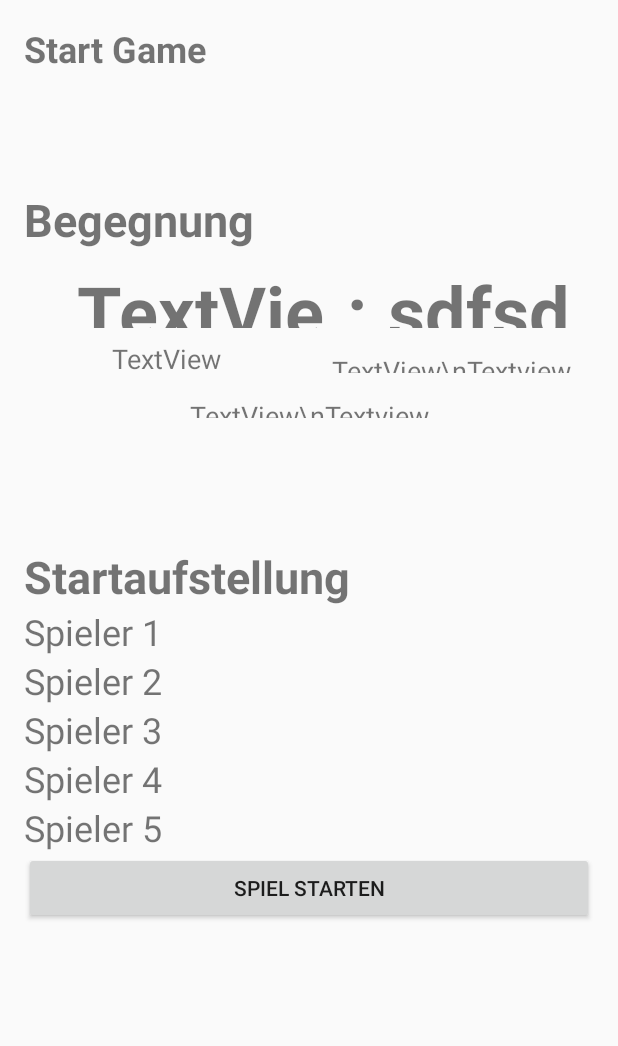
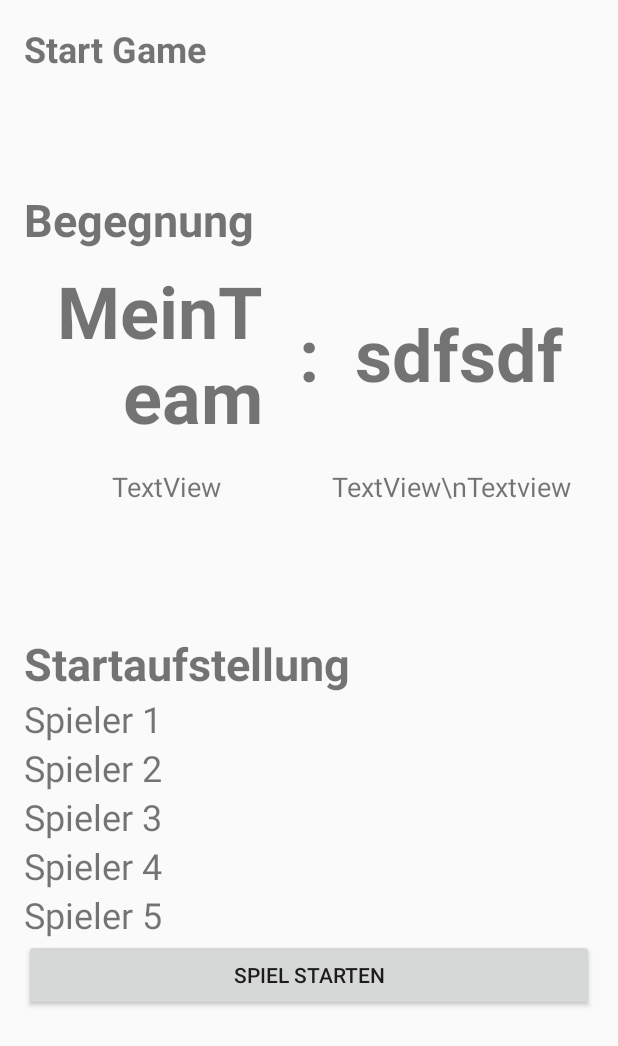
Before and after one commit to basketistics/basketistics0.1, an Android app: the StartGameActivity screen opened directly, with no data from a screen before it, on a phone screen of 412 x 824 dp. Shown: the top 1046 px of the screen. Run offline under Robolectric (Android 15) with nearby library versions, the phone set to English and light mode, and no system bars; our stand-ins replace Room's generated code; libraries missing offline, so code that uses them is left out: android.arch.persistence; 5 statements that could not run were skipped.

Commit message:
StartGameActivity shows match properly.

```diff
--- a/app/src/main/java/de/berlin/hwr/basketistics/UI/MatchesAdapter.java
+++ b/app/src/main/java/de/berlin/hwr/basketistics/UI/MatchesAdapter.java
@@ -1,9 +1,7 @@
 package de.berlin.hwr.basketistics.UI;
 
-import android.arch.lifecycle.ViewModelProviders;
 import android.content.Context;
 import android.content.Intent;
-import android.os.Bundle;
 import android.support.annotation.NonNull;
 import android.support.v7.widget.RecyclerView;
 import android.util.Log;
@@ -23,6 +21,7 @@ import de.berlin.hwr.basketistics.ViewModel.MatchesViewModel;
 public class MatchesAdapter extends RecyclerView.Adapter<MatchesAdapter.MatchesViewHolder> {
 
     private static final String TAG = "MatchesAdapter";
+    public static final String MATCH_ID = "de.berlin.hwr.basketistics.UI.MatchesAdapter.MATCH_ID";
 
     // Cached copy of Matches
     private List<MatchEntity> matches;
@@ -44,7 +43,7 @@ public class MatchesAdapter extends RecyclerView.Adapter<MatchesAdapter.MatchesV
         public MatchesViewHolder(View itemView) {
             super(itemView);
             matchHomeTeam = itemView.findViewById(R.id.matchItemHomeTeam);
-            matchOutTeam = itemView.findViewById(R.id.matchItemOutTeam);
+            matchOutTeam = itemView.findViewById(R.id.start_matchItemOutTeam);
             matchDate = itemView.findViewById(R.id.matchDateTextView);
             matchCity = itemView.findViewById(R.id.matchCityTextView);
             startGameButton = itemView.findViewById(R.id.selectMatchButton);
@@ -86,7 +85,7 @@ public class MatchesAdapter extends RecyclerView.Adapter<MatchesAdapter.MatchesV
             @Override
             public void onClick(View v) {
                 Intent startGameIntent = new Intent(matchesViewHolder.startGameButton.getContext(), StartGameActivity.class);
-                startGameIntent.putExtra("matchID", matchId);
+                startGameIntent.putExtra(MATCH_ID, matchId);
                 Log.i(TAG, "MatchId: " + matchId);
                 matchesViewHolder.startGameButton.getContext().startActivity(startGameIntent);
             }
--- a/app/src/main/java/de/berlin/hwr/basketistics/UI/StartGameActivity.java
+++ b/app/src/main/java/de/berlin/hwr/basketistics/UI/StartGameActivity.java
@@ -15,6 +15,8 @@ import android.widget.LinearLayout;
 import android.widget.Switch;
 import android.widget.TextView;
 
+import java.util.concurrent.ExecutionException;
+
 import de.berlin.hwr.basketistics.Persistency.Entities.MatchEntity;
 import de.berlin.hwr.basketistics.R;
 import de.berlin.hwr.basketistics.ViewModel.MatchesViewModel;
@@ -25,12 +27,13 @@ public class StartGameActivity extends AppCompatActivity {
     public final static String STARTERS ="de.berlin.hwr.basketistics.UI.StartGameActivity.STARTERS";
     public final static String MATCH ="de.berlin.hwr.basketistics.UI.StartGameActivity.MATCH";
 
+    private MatchesViewModel matchesViewModel;
+
     // Match
     private TextView opponentTextView;
     private TextView teamTextView;
     private TextView cityTextView;
     private TextView dateTextView;
-    private TextView descriptionTextView;
     LinearLayout matchLinearLayout;
 
     // Starters
@@ -42,8 +45,6 @@ public class StartGameActivity extends AppCompatActivity {
 
     private Button startGameButton;
 
-    private MatchesViewModel matchesViewModel;
-
     private void showPlayerPopUp() {}
 
     @Override
@@ -51,18 +52,14 @@ public class StartGameActivity extends AppCompatActivity {
         super.onCreate(savedInstanceState);
         setContentView(R.layout.activity_start_game);
 
-        opponentTextView = findViewById(R.id.startOutTeam);
-        teamTextView = findViewById(R.id.startHomeTeam);
-        cityTextView = findViewById(R.id.startCityTextView);
-        dateTextView = findViewById(R.id.startDateTextView);
-        descriptionTextView = findViewById(R.id.startDescriptionTextView);
-        matchLinearLayout = findViewById(R.id.matchListItemLinearLayout);
-        matchLinearLayout.setOnClickListener(new View.OnClickListener() {
-            @Override
-            public void onClick(View v) {
-                showPlayerPopUp();
-            }
-        });
+        // Get MatchesViewModel
+        matchesViewModel = ViewModelProviders.of(this).get(MatchesViewModel.class);
+
+        // Find Views
+        opponentTextView = findViewById(R.id.start_matchItemOutTeam);
+        teamTextView = findViewById(R.id.start_matchItemHomeTeam);
+        cityTextView = findViewById(R.id.start_matchCityTextView);
+        dateTextView = findViewById(R.id.start_matchDateTextView);
 
         starter1 = findViewById(R.id.starter1);
         starter2 = findViewById(R.id.starter2);
@@ -70,6 +67,26 @@ public class StartGameActivity extends AppCompatActivity {
         starter4 = findViewById(R.id.starter4);
         starter5 = findViewById(R.id.starter5);
 
+        try {
+            // Get current match from MatchesViewModel
+            int matchId = (int) getIntent().getExtras().get(MatchesAdapter.MATCH_ID);
+            MatchEntity match = matchesViewModel.getMatchById(matchId);
+
+            // Set texts for match
+            opponentTextView.setText(match.getOpponent());
+            teamTextView.setText("MeinTeam");
+            cityTextView.setText(match.getCity());
+            dateTextView.setText(match.getDate());
+
+        } catch (ExecutionException e) {
+            e.printStackTrace();
+            Intent matchesIntent = new Intent(this, MatchesActivity.class);
+            startActivity(matchesIntent);
+        } catch (InterruptedException e) {
+            e.printStackTrace();
+            Intent matchesIntent = new Intent(this, MatchesActivity.class);
+            startActivity(matchesIntent);
+        }
 
     }
 }
--- a/app/src/main/java/de/berlin/hwr/basketistics/ViewModel/MatchesViewModel.java
+++ b/app/src/main/java/de/berlin/hwr/basketistics/ViewModel/MatchesViewModel.java
@@ -9,6 +9,7 @@ import android.util.Log;
 
 import java.util.ArrayList;
 import java.util.List;
+import java.util.concurrent.ExecutionException;
 
 import de.berlin.hwr.basketistics.Persistency.Entities.MatchEntity;
 import de.berlin.hwr.basketistics.Persistency.Repository.Repository;
@@ -32,6 +33,10 @@ public class MatchesViewModel extends AndroidViewModel {
         */
     }
 
+    public MatchEntity getMatchById(int id) throws ExecutionException, InterruptedException {
+        return repository.getMatchById(id);
+    }
+
     public LiveData<List<MatchEntity>> getAllMatches() {
         return matches;
     }
--- a/app/src/main/res/layout/activity_start_game.xml
+++ b/app/src/main/res/layout/activity_start_game.xml
@@ -42,40 +42,62 @@
         <LinearLayout
             android:id="@+id/matchListItemLinearLayout"
             android:layout_width="match_parent"
-            android:layout_height="120dp"
+            android:layout_height="wrap_content"
             android:orientation="horizontal"
             android:weightSum="100">
 
+
             <LinearLayout
                 android:layout_width="match_parent"
-                android:layout_height="match_parent"
+                android:layout_height="wrap_content"
                 android:layout_weight="30"
                 android:orientation="vertical"
                 android:weightSum="100">
 
-                <LinearLayout
+                <android.support.constraint.ConstraintLayout
                     android:layout_width="match_parent"
-                    android:layout_height="match_parent"
-                    android:layout_weight="50"
-                    android:orientation="horizontal"
-                    android:weightSum="100">
+                    android:layout_height="wrap_content"
+                    android:layout_weight="50">
 
                     <TextView
-                        android:id="@+id/startHomeTeam"
-                        android:layout_width="wrap_content"
-                        android:layout_height="match_parent"
+                        android:id="@+id/start_matchItemOutTeam"
+                        android:layout_width="0dp"
+                        android:layout_height="wrap_content"
+                        android:layout_marginStart="8dp"
                         android:layout_weight="45"
-                        android:gravity="center_vertical"
+                        android:padding="8dp"
+                        android:text="sdfsdf"
+                        android:textAlignment="textStart"
+                        android:textSize="48sp"
+                        android:textStyle="bold"
+                        app:layout_constraintBottom_toBottomOf="parent"
+                        app:layout_constraintEnd_toEndOf="parent"
+                        app:layout_constraintStart_toEndOf="@+id/machColonDivider"
+                        app:layout_constraintTop_toTopOf="parent" />
+
+                    <TextView
+                        android:id="@+id/start_matchItemHomeTeam"
+                        android:layout_width="0dp"
+                        android:layout_height="wrap_content"
+                        android:layout_marginEnd="8dp"
+                        android:layout_weight="45"
                         android:padding="8dp"
                         android:text="TextView"
                         android:textAlignment="textEnd"
                         android:textSize="48sp"
-                        android:textStyle="bold" />
+                        android:textStyle="bold"
+                        app:layout_constraintBottom_toBottomOf="parent"
+                        app:layout_constraintEnd_toStartOf="@+id/machColonDivider"
+                        app:layout_constraintStart_toStartOf="parent"
+                        app:layout_constraintTop_toTopOf="parent" />
 
                     <TextView
                         android:id="@+id/machColonDivider"
                         android:layout_width="wrap_content"
-                        android:layout_height="match_parent"
+                        android:layout_height="wrap_content"
+                        android:layout_marginStart="8dp"
+                        android:layout_marginTop="-1dp"
+                        android:layout_marginEnd="8dp"
                         android:layout_weight="10"
                         android:gravity="center_vertical|center_horizontal|center"
                         android:padding="8dp"
@@ -83,48 +105,40 @@
                         android:textAlignment="center"
                         android:textSize="48sp"
                         android:textStyle="bold"
+                        app:layout_constraintBottom_toBottomOf="parent"
+                        app:layout_constraintEnd_toEndOf="@+id/start_matchItemOutTeam"
+                        app:layout_constraintStart_toStartOf="parent"
+                        app:layout_constraintTop_toTopOf="parent"
                         tools:text=":" />
-
-                    <TextView
-                        android:id="@+id/startOutTeam"
-                        android:layout_width="wrap_content"
-                        android:layout_height="match_parent"
-                        android:layout_weight="45"
-                        android:gravity="center_vertical"
-                        android:padding="8dp"
-                        android:text="sdfsdf"
-                        android:textSize="48sp"
-                        android:textStyle="bold" />
-
-                </LinearLayout>
+                </android.support.constraint.ConstraintLayout>
 
                 <LinearLayout
                     android:layout_width="match_parent"
-                    android:layout_height="match_parent"
+                    android:layout_height="wrap_content"
                     android:layout_weight="50"
                     android:orientation="vertical"
                     android:weightSum="100">
 
                     <LinearLayout
                         android:layout_width="match_parent"
-                        android:layout_height="match_parent"
-                        android:layout_weight="50"
+                        android:layout_height="wrap_content"
+                        android:layout_weight="60"
                         android:orientation="horizontal"
                         android:weightSum="100">
 
                         <TextView
-                            android:id="@+id/startDateTextView"
+                            android:id="@+id/start_matchDateTextView"
                             android:layout_width="match_parent"
-                            android:layout_height="match_parent"
+                            android:layout_height="wrap_content"
                             android:layout_weight="50"
                             android:text="TextView"
                             android:textAlignment="center"
                             android:textSize="18sp" />
 
                         <TextView
-                            android:id="@+id/startCityTextView"
+                            android:id="@+id/start_matchCityTextView"
                             android:layout_width="match_parent"
-                            android:layout_height="match_parent"
+                            android:layout_height="wrap_content"
                             android:layout_weight="50"
                             android:gravity="center_vertical"
                             android:padding="8dp"
@@ -132,19 +146,9 @@
                             android:text="TextView\\nTextview"
                             android:textAlignment="center"
                             android:textSize="18sp" />
+
                     </LinearLayout>
 
-                    <TextView
-                        android:id="@+id/startDescriptionTextView"
-                        android:layout_width="match_parent"
-                        android:layout_height="match_parent"
-                        android:layout_weight="50"
-                        android:gravity="center_vertical"
-                        android:padding="8dp"
-                        android:paddingRight="16dp"
-                        android:text="TextView\\nTextview"
-                        android:textAlignment="center"
-                        android:textSize="18sp" />
                 </LinearLayout>
             </LinearLayout>
         </LinearLayout>
--- a/app/src/main/res/layout/match_list_item.xml
+++ b/app/src/main/res/layout/match_list_item.xml
@@ -22,12 +22,11 @@
             android:layout_weight="50">
 
             <TextView
-                android:id="@+id/matchItemOutTeam"
+                android:id="@+id/start_matchItemOutTeam"
                 android:layout_width="0dp"
                 android:layout_height="wrap_content"
                 android:layout_marginStart="8dp"
                 android:layout_weight="45"
-                android:gravity="center_vertical"
                 android:padding="8dp"
                 android:text="sdfsdf"
                 android:textAlignment="textStart"
@@ -44,7 +43,6 @@
                 android:layout_height="wrap_content"
                 android:layout_marginEnd="8dp"
                 android:layout_weight="45"
-                android:gravity="center_vertical"
                 android:padding="8dp"
                 android:text="TextView"
                 android:textAlignment="textEnd"
@@ -70,7 +68,7 @@
                 android:textSize="48sp"
                 android:textStyle="bold"
                 app:layout_constraintBottom_toBottomOf="parent"
-                app:layout_constraintEnd_toEndOf="@+id/matchItemOutTeam"
+                app:layout_constraintEnd_toEndOf="@+id/start_matchItemOutTeam"
                 app:layout_constraintStart_toStartOf="parent"
                 app:layout_constraintTop_toTopOf="parent"
                 tools:text=":" />
```
